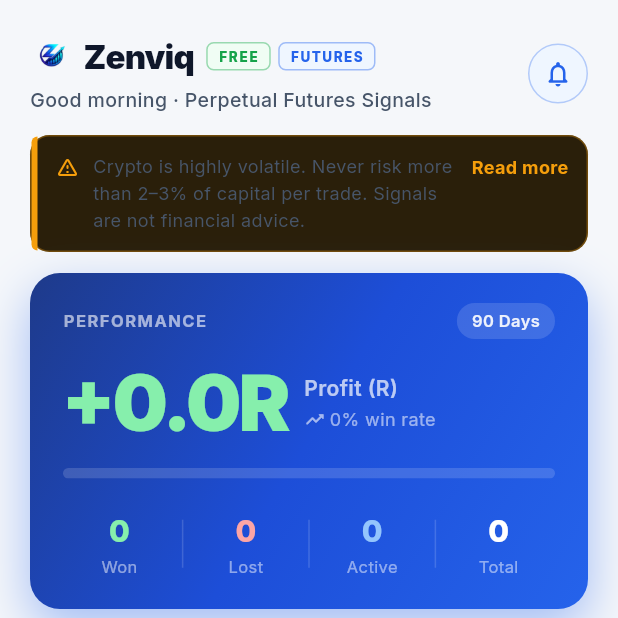
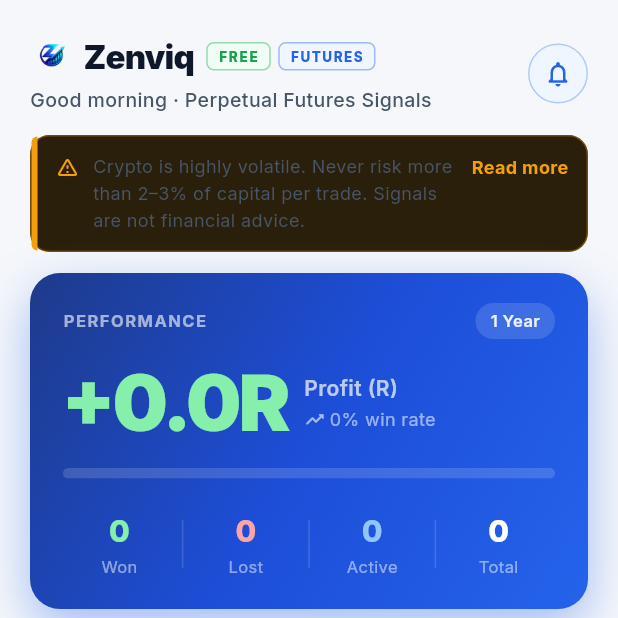
Before and after one commit to Anandhugithub1/trade-signals, a Flutter app: the screen it shows after launch, on a phone screen of 412 x 824 dp, the top half of it. Run offline on Flutter 3.47's test engine with Material 3 defaults, Android fonts, the phone set to English and light mode, and no system bars; our stand-ins replace firebase_core, firebase_messaging, flutter_local_notifications, google_fonts, package_info_plus, shared_preferences and 1 more; accounts and stored records are empty; network calls fail.

Commit message:
Update performance window to 1 year and Algo 3 hold to 10 days

```diff
--- a/app/lib/models/signal.dart
+++ b/app/lib/models/signal.dart
@@ -177,8 +177,8 @@
 
 enum SignalResult { pending, win, loss, expired }
 
-// Only signals within the last 90 days are retained
-final DateTime _cutoff = DateTime.now().subtract(const Duration(days: 90));
+// Only signals within the last 1 year (365 days) are retained
+final DateTime _cutoff = DateTime.now().subtract(const Duration(days: 365));
 
 List<TradeSignal> get signalsFeed =>
     _allSignals.where((s) => s.timestamp.isAfter(_cutoff)).toList();
@@ -258,7 +258,7 @@
   }
 }
 
-// Full historical dataset — signals auto-expire after 90 days
+// Full historical dataset — signals retained up to 1 year
 final List<TradeSignal> _allSignals = [
   // --- Active / Pending (last 24 hours) ---
   TradeSignal(
--- a/app/lib/screens/crypto_options_screen.dart
+++ b/app/lib/screens/crypto_options_screen.dart
@@ -157,7 +157,7 @@
               crossAxisAlignment: CrossAxisAlignment.start,
               mainAxisSize: MainAxisSize.min,
               children: [
-                Text('NET P&L (90d)',
+                Text('NET P&L (1y)''),
                     style: TextStyle(
                         color: c.t3,
                         fontSize: 11,
--- a/app/lib/screens/home_screen.dart
+++ b/app/lib/screens/home_screen.dart
@@ -316,7 +316,7 @@
                   borderRadius: BorderRadius.circular(20),
                 ),
                 child: Text(
-                  '90 Days',
+                  '1 Year',
                   style: TextStyle(
                     color: Colors.white.withValues(alpha: 0.9),
                     fontSize: 11,
--- a/app/lib/screens/profile_screen.dart
+++ b/app/lib/screens/profile_screen.dart
@@ -223,7 +223,7 @@
             children: [
               Text('Signal Statistics',
                   style: TextStyle(color: c.t1, fontSize: 15, fontWeight: FontWeight.w700)),
-              Text('Last 90 days', style: TextStyle(color: c.t3, fontSize: 11)),
+              Text('Last 1 Year', style: TextStyle(color: c.t3, fontSize: 11)),
             ],
           ),
           const SizedBox(height: 16),
--- a/app/lib/services/supabase_service.dart
+++ b/app/lib/services/supabase_service.dart
@@ -64,10 +64,10 @@
     }
   }
 
-  /// Signals from the last 90 days, newest first.
+  /// Signals from the last 1 year (365 days), newest first.
   static Future<List<TradeSignal>> fetchSignals() => _guard(() async {
         final cutoff = DateTime.now()
-            .subtract(const Duration(days: 90))
+            .subtract(const Duration(days: 365))
             .toIso8601String();
         final data = await _db
             .from('trade_signals')
@@ -79,11 +79,11 @@
             .toList();
       });
 
-  /// BTC/ETH option signals from the last 90 days, newest first.
+  /// BTC/ETH option signals from the last 1 year, newest first.
   static Future<List<CryptoOptionSignal>> fetchCryptoOptionSignals() =>
       _guard(() async {
         final cutoff = DateTime.now()
-            .subtract(const Duration(days: 90))
+            .subtract(const Duration(days: 365))
             .toIso8601String();
         final data = await _db
             .from('crypto_option_signals')
@@ -95,12 +95,12 @@
             .toList();
       });
 
-  /// "Short new listing" signals from the last 90 days, newest first.
+  /// "Short new listing" signals from the last 1 year, newest first.
   /// Replaces fetchStockSignals() — US stock signals were deprecated.
   static Future<List<NewListingShort>> fetchNewListingShorts() =>
       _guard(() async {
         final cutoff = DateTime.now()
-            .subtract(const Duration(days: 90))
+            .subtract(const Duration(days: 365))
             .toIso8601String();
         final data = await _db
             .from('new_listing_shorts')
```
Also changed, not shown: 5 other files.
